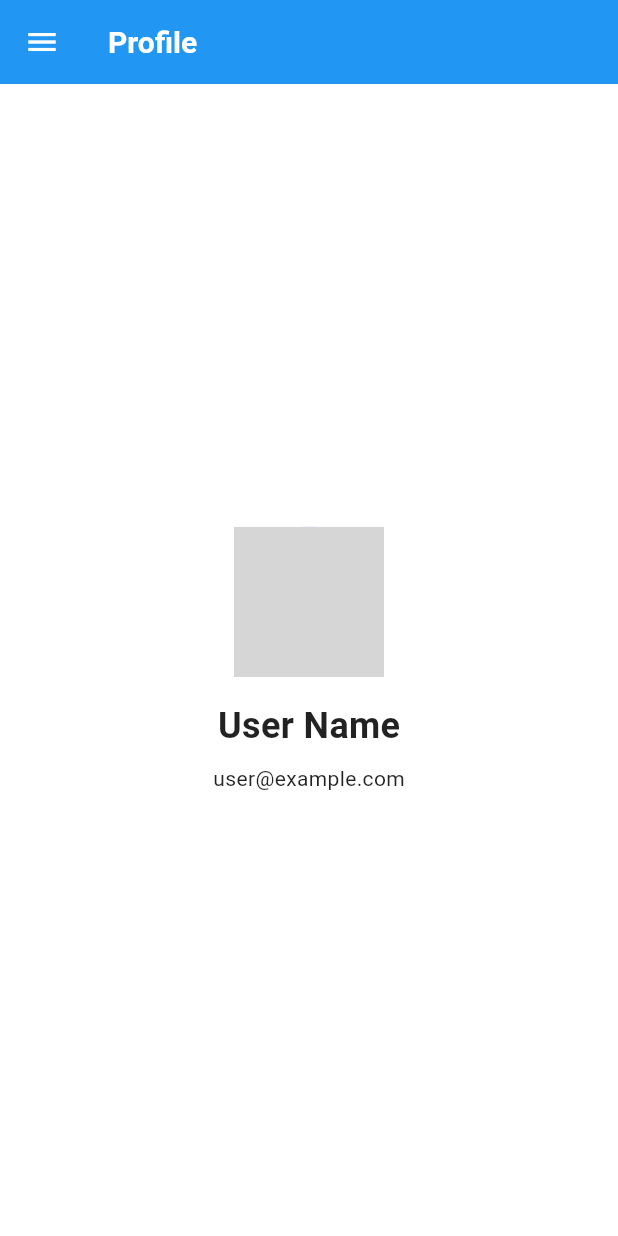
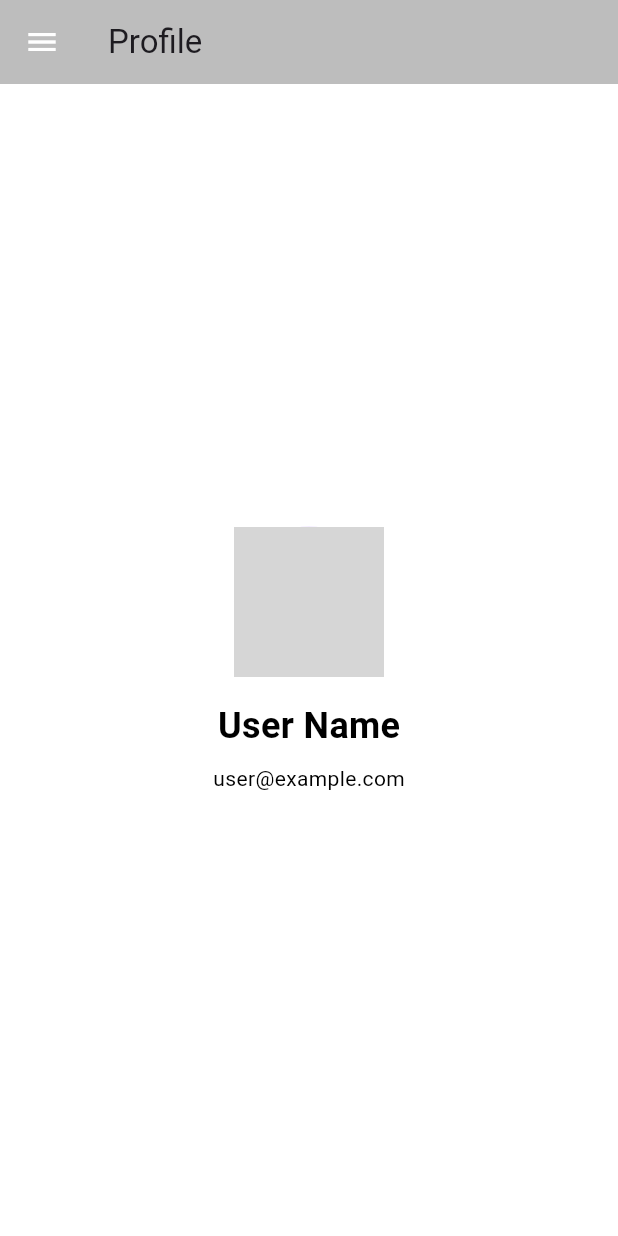
Before and after one commit to nakito-own/Lifeguard-app, a Flutter app: the screen it shows after launch, in the side drawer, after a tap on "Profile", on a phone screen of 412 x 824 dp. Run offline on Flutter 3.47's test engine with Material 3 defaults, Android fonts, the phone set to English and light mode, and no system bars; our stand-ins replace shared_preferences; network calls fail; grey boxes are pictures that could not be loaded.

Commit message:
Full migration for themes-swap

```diff
--- a/lib/main.dart
+++ b/lib/main.dart
@@ -1,9 +1,10 @@
 import 'package:flutter/material.dart';
-import 'package:lifeguard/screens/pofile_screen.dart';
+import 'package:shared_preferences/shared_preferences.dart';
+import 'screens/pofile_screen.dart';
 import 'screens/home_screen.dart';
 import 'screens/details_screen.dart';
+import 'styles/themes/app_dark_theme.dart';
 import 'styles/themes/app_light_theme.dart';
-import 'styles/themes/app_dark_theme.dart';
 
 void main() {
   runApp(MyApp());
@@ -17,9 +18,25 @@ class MyApp extends StatefulWidget {
 class _MyAppState extends State<MyApp> {
   bool _isDarkTheme = false;
 
-  void _toggleTheme() {
+
+  @override
+  void initState(){
+    super.initState();
+    _loadTheme();
+  }
+
+  void _loadTheme() async{
+    final prefs = await SharedPreferences.getInstance();
+    setState(() {
+      _isDarkTheme = prefs.getBool('isDarkTheme')?? false;
+    });
+  }
+
+  void _toggleTheme() async{
+    final prefs = await SharedPreferences.getInstance();
     setState(() {
       _isDarkTheme = !_isDarkTheme;
+      prefs.setBool('isDarkTheme', _isDarkTheme);
     });
   }
 
@@ -27,12 +44,14 @@ class _MyAppState extends State<MyApp> {
   Widget build(BuildContext context) {
     return MaterialApp(
       title: 'Lifeguard Skeleton',
-      theme: _isDarkTheme ? DarkTheme.theme : LightTheme.theme,
+      theme: AppLightTheme.lightTheme,
+      darkTheme: AppDarkTheme.darkTheme,
+      themeMode: _isDarkTheme ? ThemeMode.dark : ThemeMode.light,
       home: HomeScreen(toggleTheme: _toggleTheme),
       routes: {
         '/home': (context) => HomeScreen(toggleTheme: _toggleTheme),
-        '/details': (context) => DetailsScreen(),
-        '/profile': (context) => ProfileScreen(),
+        '/details': (context) => DetailsScreen(toggleTheme: _toggleTheme),
+        '/profile': (context) => ProfileScreen(toggleTheme: _toggleTheme),
       },
     );
   }
--- a/lib/screens/home_screen.dart
+++ b/lib/screens/home_screen.dart
@@ -1,7 +1,6 @@
 import 'package:flutter/material.dart';
 import 'package:http/http.dart' as http;
 import 'dart:convert';
-import '../styles/themes/app_dark_theme.dart';
 import '../widgets/app_drawer.dart';
 
 class HomeScreen extends StatefulWidget {
@@ -44,11 +43,8 @@ class _HomeScreenState extends State<HomeScreen> {
           ),
         ],
       ),
-      drawer: AppDrawer(),
+      drawer: AppDrawer(toggleTheme: widget.toggleTheme),
       body: Container(
-        decoration: Theme.of(context).brightness == Brightness.dark
-            ? DarkTheme.scaffoldGradientBackground
-            : null,
         child: FutureBuilder<List<dynamic>>(
           future: _data,
           builder: (context, snapshot) {
@@ -61,8 +57,14 @@ class _HomeScreenState extends State<HomeScreen> {
                 itemCount: snapshot.data!.length,
                 itemBuilder: (context, index) {
                   return ListTile(
-                    title: Text(snapshot.data![index]['title'], style: TextStyle(color: Theme.of(context).textTheme.bodyLarge!.color)),
-                    subtitle: Text(snapshot.data![index]['body'], style: TextStyle(color: Theme.of(context).textTheme.bodyMedium!.color)),
+                    title: Text(
+                      snapshot.data![index]['title'],
+                      style: TextStyle(color: Theme.of(context).textTheme.bodyLarge!.color),
+                    ),
+                    subtitle: Text(
+                      snapshot.data![index]['body'],
+                      style: TextStyle(color: Theme.of(context).textTheme.bodyMedium!.color),
+                    ),
                     onTap: () {
                       Navigator.pushNamed(
                         context,
--- a/lib/screens/pofile_screen.dart
+++ b/lib/screens/pofile_screen.dart
@@ -2,13 +2,18 @@ import 'package:flutter/material.dart';
 import '../widgets/app_drawer.dart';
 
 class ProfileScreen extends StatelessWidget {
+
+  final VoidCallback toggleTheme;
+
+  ProfileScreen({required this.toggleTheme});
+
   @override
   Widget build(BuildContext context) {
     return Scaffold(
       appBar: AppBar(
         title: Text('Profile'),
       ),
-      drawer: AppDrawer(),
+      drawer: AppDrawer(toggleTheme: toggleTheme),
       body: Center(
         child: Column(
           mainAxisAlignment: MainAxisAlignment.center,
--- a/lib/styles/themes/app_dark_theme.dart
+++ b/lib/styles/themes/app_dark_theme.dart
@@ -1,39 +1,24 @@
 import 'package:flutter/material.dart';
 
-class DarkTheme {
-  static ThemeData get theme {
-    return ThemeData(
+class AppDarkTheme {
+  static final ThemeData darkTheme = ThemeData(
     brightness: Brightness.dark,
-      primarySwatch: Colors.blue,
-      scaffoldBackgroundColor: Colors.transparent, // Важно для градиента
+    primaryColor: Colors.black,
+    scaffoldBackgroundColor: Colors.black87,
     appBarTheme: AppBarTheme(
-        backgroundColor: Colors.transparent,
-        elevation: 0,
-        titleTextStyle: TextStyle(
-          color: Colors.white,
-          fontSize: 20.0,
-          fontWeight: FontWeight.bold,
+      color: Colors.black,
+      iconTheme: IconThemeData(color: Colors.white),
+    ),
+    textTheme: TextTheme(
+      bodyLarge: TextStyle(color: Colors.white),
+      bodyMedium: TextStyle(color: Colors.white),
+      headlineLarge: TextStyle(color: Colors.white),
+      headlineMedium: TextStyle(color: Colors.white),
     ),
     iconTheme: IconThemeData(color: Colors.white),
-      ),
-      bottomNavigationBarTheme: BottomNavigationBarThemeData(
-        backgroundColor: Colors.black,
-        selectedItemColor: Colors.blue,
-        unselectedItemColor: Colors.grey,
+    buttonTheme: ButtonThemeData(
+      buttonColor: Colors.white,
+      textTheme: ButtonTextTheme.primary,
     ),
   );
 }
-
-  static BoxDecoration get scaffoldGradientBackground {
-    return BoxDecoration(
-      gradient: LinearGradient(
-        begin: Alignment.topLeft,
-        end: Alignment.bottomRight,
-        colors: [
-          Colors.blueGrey.shade900,
-          Colors.black87,
-        ],
-      ),
-    );
-  }
-}
--- a/lib/styles/themes/app_light_theme.dart
+++ b/lib/styles/themes/app_light_theme.dart
@@ -1,30 +1,24 @@
 import 'package:flutter/material.dart';
 
-class LightTheme {
-  static ThemeData get theme {
-    return ThemeData(
+class AppLightTheme {
+  static final ThemeData lightTheme = ThemeData(
     brightness: Brightness.light,
-      primarySwatch: Colors.blue,
+    primaryColor: Colors.black,
     scaffoldBackgroundColor: Colors.white,
     appBarTheme: AppBarTheme(
-        backgroundColor: Colors.blue,
-        elevation: 0,
-        titleTextStyle: TextStyle(
-          color: Colors.white,
-          fontSize: 20.0,
-          fontWeight: FontWeight.bold,
-        ),
+      color: Colors.grey[400],
       iconTheme: IconThemeData(color: Colors.white),
-      ),
-      bottomNavigationBarTheme: BottomNavigationBarThemeData(
-        backgroundColor: Colors.white,
-        selectedItemColor: Colors.blue,
-        unselectedItemColor: Colors.grey,
     ),
     textTheme: TextTheme(
       bodyLarge: TextStyle(color: Colors.black),
-        bodyMedium: TextStyle(color: Colors.black87),
+      bodyMedium: TextStyle(color: Colors.black),
+      headlineLarge: TextStyle(color: Colors.white),
+      headlineMedium: TextStyle(color: Colors.black),
+    ),
+    iconTheme: IconThemeData(color: Colors.black),
+    buttonTheme: ButtonThemeData(
+      buttonColor: Colors.grey,
+      textTheme: ButtonTextTheme.primary,
     ),
   );
 }
-}
--- /dev/null
+++ b/lib/widgets/app_appbar.dart
@@ -0,0 +1,10 @@
+import 'package:flutter/material.dart';
+import 'package:http/http.dart' as http;
+import 'dart:convert';
+import '../styles/themes/app_dark_theme.dart';
+
+class AppBar{
+
+  String screen_name = "";
+
+}
--- a/lib/widgets/app_drawer.dart
+++ b/lib/widgets/app_drawer.dart
@@ -1,8 +1,16 @@
 import 'package:flutter/material.dart';
+import 'package:lifeguard/widgets/custom_drawer_button.dart';
+import '../styles/themes/app_dark_theme.dart';
 
 class AppDrawer extends StatelessWidget {
+
+  final VoidCallback toggleTheme;
+
+  AppDrawer({required this.toggleTheme});
+
   @override
   Widget build(BuildContext context) {
+
     return Drawer(
       child: ListView(
         padding: EdgeInsets.zero,
@@ -19,29 +27,33 @@ class AppDrawer extends StatelessWidget {
               ),
             ),
           ),
-          ListTile(
-            leading: Icon(Icons.account_circle),
-            title: Text('Profile'),
-            onTap: () {
-              Navigator.pushNamed(context, '/profile');
-            },
+          CustomDrawerButton(
+              text: "Profile",
+              icon: Icons.account_circle,
+              onPressed: (){
+                Navigator.pushNamed(context, '/profile');}
           ),
-          ListTile(
-            leading: Icon(Icons.home),
-            title: Text('Home'),
-            onTap: () {
-              Navigator.pushNamed(context, '/home');
-            },
+          CustomDrawerButton(
+              text: "Home",
+              icon: Icons.home,
+              onPressed: (){
+                Navigator.pushNamed(context, '/home');}
           ),
-          ListTile(
-            leading: Icon(Icons.details),
-            title: Text('Details'),
-            onTap: () {
-              Navigator.pushNamed(context, '/details', arguments: {
-                'title': 'Example Title',
-                'body': 'Example Body',
-              });
-            },
+          CustomDrawerButton(
+              text: "Details",
+              icon: Icons.details,
+              onPressed: (){
+                Navigator.pushNamed(context, '/details', arguments: {
+                  'title': 'Example Title',
+                  'body': 'Example Body',
+                });}
+          ),
+          CustomDrawerButton(
+              text: "Switch theme",
+              icon: (Icons.dark_mode),
+              onPressed: (){
+                toggleTheme();
+              }
           ),
         ],
       ),
--- /dev/null
+++ b/lib/widgets/custom_drawer_button.dart
@@ -0,0 +1,45 @@
+import 'package:flutter/material.dart';
+
+class CustomDrawerButton extends StatelessWidget {
+  final String text;
+  final VoidCallback onPressed;
+  final IconData? icon;
+
+  CustomDrawerButton({
+    required this.text,
+    required this.onPressed,
+    this.icon,
+  });
+
+  @override
+  Widget build(BuildContext context) {
+
+    final isDarkTheme = Theme.of(context).brightness == Brightness.dark;
+    final buttonColor = isDarkTheme ? Colors.grey[800] : Colors.grey[500];
+
+    return Container(
+      margin: EdgeInsets.symmetric(horizontal: 10, vertical: 6),
+      child: ElevatedButton(
+        onPressed: onPressed,
+        style: ElevatedButton.styleFrom(
+          backgroundColor: buttonColor, // цвет кнопки
+          padding: EdgeInsets.symmetric(horizontal: 8, vertical: 14),
+          textStyle: TextStyle(fontSize: 18, color: Colors.white),
+          shape: const RoundedRectangleBorder(
+            borderRadius: BorderRadius.all(Radius.circular(12)),
+          ),
+        ),
+        child: Row(
+          mainAxisAlignment: MainAxisAlignment.start,
+          children: [
+            if (icon != null) ...[
+              Icon(icon, color: Colors.white),
+              SizedBox(width: 5), // отступ между иконкой и текстом
+            ],
+            Text(text, style: TextStyle(color: Colors.white),),
+          ],
+        ),
+      ),
+    );
+  }
+}
--- a/pubspec.yaml
+++ b/pubspec.yaml
@@ -16,6 +16,7 @@ dependencies:
 dev_dependencies:
   flutter_test:
     sdk: flutter
+  shared_preferences: ^2.0.15
 
 flutter:
   uses-material-design: true
```
Also changed, not shown: lib/screens/details_screen.dart (+0 -10 lines), lib/styles/text_style.dart (added). Lines whose indentation alone changed are shown as unchanged.
